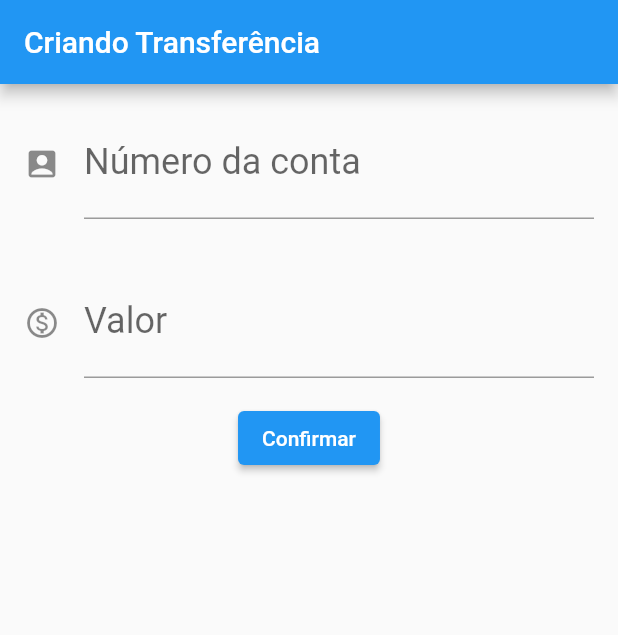
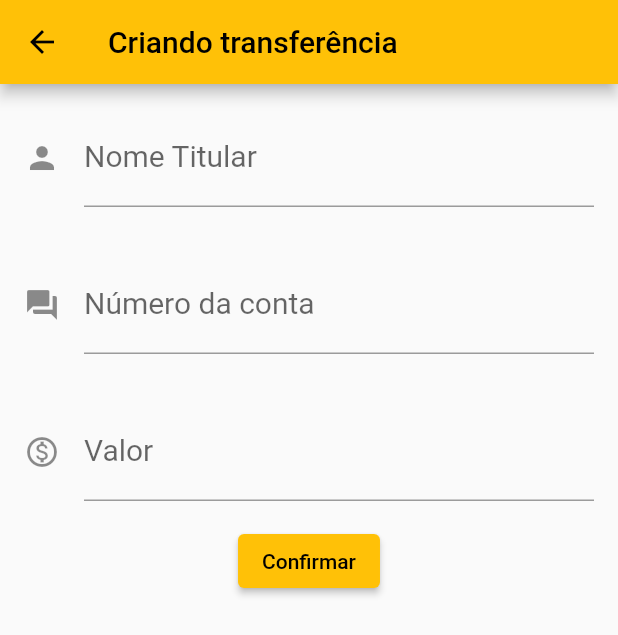
Before and after one commit to tiagoBarbosaF/flutter_mybank, a Flutter app: the FormularioTransferencia screen opened directly, after a tap on "Confirmar", on a phone screen of 412 x 824 dp. Shown: the top 635 px of the screen. Run offline on Flutter 3.47's test engine with Material 2 defaults, Android fonts, the phone set to English and light mode, and no system bars.

Commit message:
Widgets dynamic list, using StatefulWidgets

```diff
--- /dev/null
+++ b/lib/components/editor.dart
@@ -0,0 +1,36 @@
+import 'package:flutter/material.dart';
+
+class Editor extends StatelessWidget {
+  final TextEditingController? name;
+  final TextEditingController controller;
+  final String label;
+  final String tip;
+  final IconData? icon;
+
+  // ignore: use_key_in_widget_constructors
+  const Editor(
+      {this.name,
+      required this.controller,
+      required this.label,
+      required this.tip,
+      this.icon});
+
+  @override
+  Widget build(BuildContext context) {
+    return Padding(
+      padding: const EdgeInsets.all(16.0),
+      child: TextField(
+        controller: controller,
+        style: const TextStyle(
+          fontSize: 20.0,
+        ),
+        decoration: InputDecoration(
+          icon: icon != null ? Icon(icon) : null,
+          labelText: label,
+          hintText: tip,
+        ),
+        keyboardType: TextInputType.number,
+      ),
+    );
+  }
+}
--- a/lib/main.dart
+++ b/lib/main.dart
@@ -1,6 +1,5 @@
-// ignore_for_file: unnecessary_null_comparison
-
 import 'package:flutter/material.dart';
+import 'package:mybank/screens/transferencia/lista.dart';
 
 void main() => runApp(const MyBankApp());
 
@@ -10,123 +9,18 @@ class MyBankApp extends StatelessWidget {
   @override
   Widget build(BuildContext context) {
     return MaterialApp(
-      home: Scaffold(
-        body: FormularioTransferencia(),
+      theme: ThemeData(
+        colorScheme: ColorScheme.fromSwatch(
+          primarySwatch: Colors.amber,
+        ).copyWith(
+          secondary: Colors.indigoAccent[900],
+        ),
+        buttonTheme: ButtonThemeData(
+          buttonColor: Colors.indigoAccent[900],
+          textTheme: ButtonTextTheme.accent,
+        ),
       ),
+      home: ListaTransferencias(),
     );
   }
 }
-
-class FormularioTransferencia extends StatelessWidget {
-  final TextEditingController _controllerAccountNumber =
-      TextEditingController();
-  final TextEditingController _controllerValue = TextEditingController();
-
-  FormularioTransferencia({Key? key}) : super(key: key);
-
-  @override
-  Widget build(BuildContext context) {
-    return Scaffold(
-      appBar: AppBar(
-        title: const Text("Criando Transferência"),
-      ),
-      body: Column(
-        children: [
-          const Padding(
-            padding: EdgeInsets.all(16.0),
-            child: TextField(
-              style: TextStyle(
-                fontSize: 24.0,
-              ),
-              decoration: InputDecoration(
-                  icon: Icon(Icons.account_box),
-                  labelText: "Número da conta",
-                  hintText: '0000'),
-              keyboardType: TextInputType.number,
-            ),
-          ),
-          const Padding(
-            padding: EdgeInsets.all(16.0),
-            child: TextField(
-              style: TextStyle(
-                fontSize: 24.0,
-              ),
-              decoration: InputDecoration(
-                  icon: Icon(Icons.monetization_on_outlined),
-                  labelText: "Valor",
-                  hintText: '0.00'),
-              keyboardType: TextInputType.number,
-            ),
-          ),
-          ElevatedButton(
-            onPressed: () {
-              debugPrint("clicou no botão");
-              final int? numeroConta =
-                  int.tryParse(_controllerAccountNumber.text);
-              final double? valor = double.tryParse(_controllerValue.text);
-              if (numeroConta != null && valor != null) {
-                final transferenciaCriada = Transferencia(valor, numeroConta);
-                debugPrint("$transferenciaCriada");
-              }
-            },
-            child: const Text("Confirmar"),
-          ),
-        ],
-      ),
-    );
-  }
-}
-
-class ListaTransferencia extends StatelessWidget {
-  const ListaTransferencia({Key? key}) : super(key: key);
-
-  @override
-  Widget build(BuildContext context) {
-    return Scaffold(
-      appBar: AppBar(
-        title: const Text("Transferências"),
-      ),
-      body: Column(children: [
-        ItemTransferencia(Transferencia(100.00, 1000)),
-        ItemTransferencia(Transferencia(200.00, 2000)),
-        ItemTransferencia(Transferencia(300.00, 3000)),
-        ItemTransferencia(Transferencia(400.00, 4000)),
-        ItemTransferencia(Transferencia(500.55, 5000))
-      ]),
-      floatingActionButton: FloatingActionButton(
-        onPressed: () {},
-        child: const Icon(Icons.add),
-      ),
-    );
-  }
-}
-
-class ItemTransferencia extends StatelessWidget {
-  final Transferencia _transferencia;
-  // ignore: use_key_in_widget_constructors
-  const ItemTransferencia(this._transferencia);
-
-  @override
-  Widget build(BuildContext context) {
-    return Card(
-      child: ListTile(
-        leading: const Icon(Icons.monetization_on_outlined),
-        title: Text("Valor transferido: ${_transferencia.valor.toString()}"),
-        subtitle:
-            Text("Conta Corrente: ${_transferencia.numeroConta.toString()}"),
-      ),
-    );
-  }
-}
-
-class Transferencia {
-  final double valor;
-  final int numeroConta;
-
-  Transferencia(this.valor, this.numeroConta);
-
-  @override
-  String toString() {
-    return 'Transferencia{valor: $valor, numeroConta: $numeroConta}';
-  }
-}
--- /dev/null
+++ b/lib/models/transferencia.dart
@@ -0,0 +1,12 @@
+class Transferencia {
+  final String name;
+  final double valor;
+  final int numeroConta;
+
+  Transferencia(this.name, this.valor, this.numeroConta);
+
+  @override
+  String toString() {
+    return 'Transferencia{Titular: $name, Número da Conta: $numeroConta, Valor: $valor}';
+  }
+}
--- /dev/null
+++ b/lib/screens/transferencia/formulario.dart
@@ -0,0 +1,76 @@
+import 'package:flutter/material.dart';
+import 'package:mybank/components/editor.dart';
+import 'package:mybank/models/transferencia.dart';
+
+const _tituloAppBar = "Criando transferência";
+
+const _rotuloName = "Nome Titular";
+const _dicaName = "José Silva";
+const _rotuloCampoValor = "Valor";
+const _dicaCampoValor = "0.00";
+
+const _rotuloCampoNumeroConta = "Número da conta";
+const _dicaCampoNumeroConta = "0000";
+const _textoBotaoConfirmar = "Confirmar";
+
+class FormularioTransferencia extends StatefulWidget {
+  const FormularioTransferencia({Key? key}) : super(key: key);
+
+  @override
+  State<StatefulWidget> createState() {
+    return FormularrioTransferenciaState();
+  }
+}
+
+class FormularrioTransferenciaState extends State<FormularioTransferencia> {
+  final TextEditingController _controllerName = TextEditingController();
+  final TextEditingController _controllerAccountNumber =
+      TextEditingController();
+  final TextEditingController _controllerValue = TextEditingController();
+
+  @override
+  Widget build(BuildContext context) {
+    return Scaffold(
+      appBar: AppBar(
+        title: const Text(_tituloAppBar),
+      ),
+      body: SingleChildScrollView(
+        child: Column(
+          children: [
+            Editor(
+              controller: _controllerName,
+              label: _rotuloName,
+              tip: _dicaName,
+              icon: Icons.person,
+            ),
+            Editor(
+              controller: _controllerAccountNumber,
+              label: _rotuloCampoNumeroConta,
+              tip: _dicaCampoNumeroConta,
+              icon: Icons.forum,
+            ),
+            Editor(
+                controller: _controllerValue,
+                label: _rotuloCampoValor,
+                tip: _dicaCampoValor,
+                icon: Icons.monetization_on_outlined),
+            ElevatedButton(
+              onPressed: () => _criarTransferencia(context),
+              child: const Text(_textoBotaoConfirmar),
+            ),
+          ],
+        ),
+      ),
+    );
+  }
+
+  void _criarTransferencia(BuildContext context) {
+    final String name = _controllerName.text;
+    final int? numeroConta = int.tryParse(_controllerAccountNumber.text);
+    final double? valor = double.tryParse(_controllerValue.text);
+    if (numeroConta != null && valor != null) {
+      final transferenciaCriada = Transferencia(name, valor, numeroConta);
+      Navigator.pop(context, transferenciaCriada);
+    }
+  }
+}
```
Also changed, not shown: lib/screens/transferencia/lista.dart (added, +73 -0 lines), img/Untitled.png (added), 2 other files.
